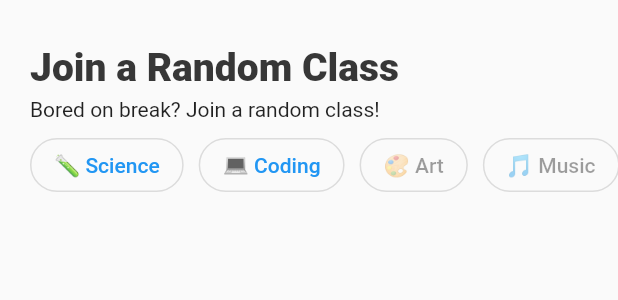
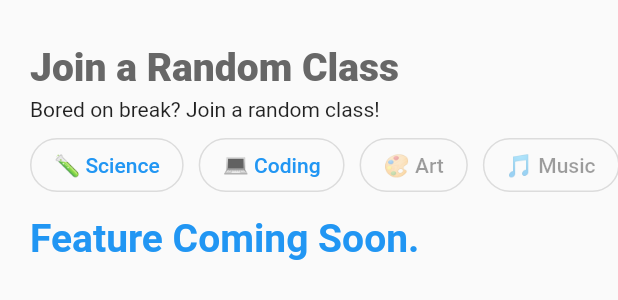
Before and after one commit to usamasaleem1/xConcordia, a Flutter app: what categoryPicker() shows on an empty page, opened directly, on a phone screen of 412 x 824 dp. Shown: the top 300 px of the screen. Run offline on Flutter 3.47's test engine with Material 2 defaults, Android fonts, the phone set to English and light mode, and no system bars; our stand-ins replace bottom_navy_bar; network calls fail.

```diff
--- a/lib/views/home_page.dart
+++ b/lib/views/home_page.dart
@@ -123,7 +123,7 @@ class _HomePageState extends State<HomePage> {
         //   onPressed: () {},
         // ),
 
-        title: const Text('X Concordia'),
+        title: const Text('xConcordia'),
         flexibleSpace: Container(
           decoration: const BoxDecoration(
             boxShadow: [
--- a/lib/widgets/categoryPicker.dart
+++ b/lib/widgets/categoryPicker.dart
@@ -25,7 +25,7 @@ class categoryPicker extends StatelessWidget {
                   style: TextStyle(
                     fontSize: 26,
                     fontWeight: FontWeight.w800,
-                    color: Color.fromARGB(255, 55, 55, 55),
+                    color: Color.fromARGB(255, 103, 103, 103),
                   ),
                 ),
               ),
@@ -133,6 +133,22 @@ class categoryPicker extends StatelessWidget {
             ),
           ),
         ),
+        Row(
+          children: [
+            Container(
+              alignment: Alignment.centerLeft,
+              padding: const EdgeInsets.only(left: 20, top: 10),
+              child: const Text(
+                'Feature Coming Soon.',
+                style: TextStyle(
+                  fontSize: 26,
+                  color: Colors.blue,
+                  fontWeight: FontWeight.w600,
+                ),
+              ),
+            ),
+          ],
+        ),
       ],
     );
   }
```
